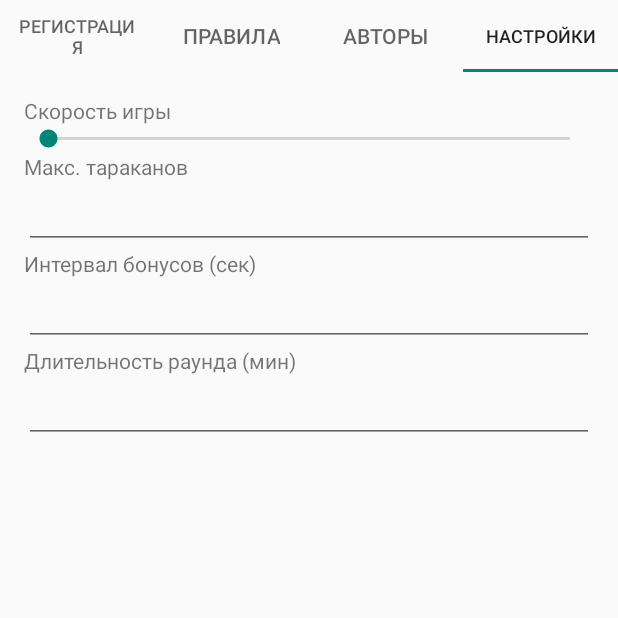
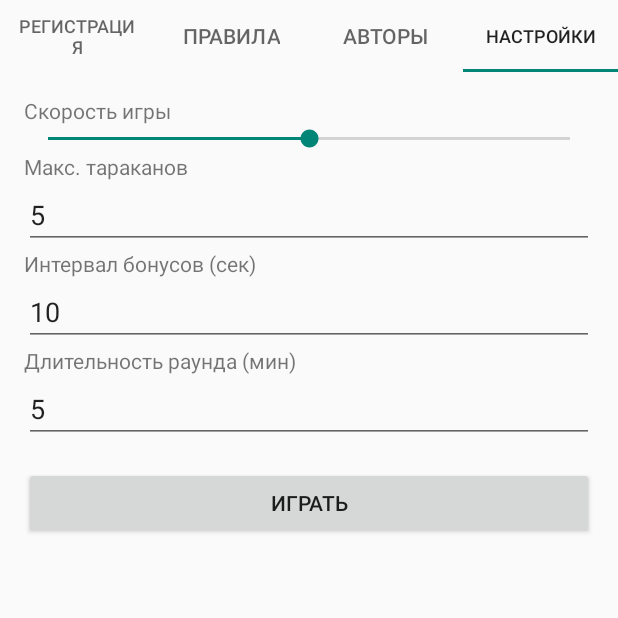
Before and after one commit to Hakiiiiii/PMY, an Android app built with Jetpack Compose: the screen it shows after launch (MainActivity), tab 4 chosen, on a phone screen of 412 x 824 dp, the top half of it. Run offline under Robolectric (Android 15) with nearby library versions, the phone set to English and light mode, and no system bars.

```diff
--- a/app/build.gradle.kts
+++ b/app/build.gradle.kts
@@ -49,6 +49,8 @@ dependencies {
     implementation(libs.androidx.compose.ui.graphics)
     implementation(libs.androidx.compose.ui.tooling.preview)
     implementation(libs.androidx.compose.material3)
+    implementation(libs.androidx.activity)
+    implementation(libs.androidx.constraintlayout)
     testImplementation(libs.junit)
     androidTestImplementation(libs.androidx.junit)
     androidTestImplementation(libs.androidx.espresso.core)
@@ -60,4 +62,7 @@ dependencies {
     implementation("androidx.viewpager2:viewpager2:1.1.0")
     implementation("com.google.android.material:material:1.13.0")
     implementation("androidx.fragment:fragment-ktx:1.8.9")
+    implementation("androidx.room:room-runtime:2.6.1")
+    annotationProcessor("androidx.room:room-compiler:2.6.1")
+    implementation("androidx.room:room-ktx:2.6.1")
 }
--- a/app/src/main/AndroidManifest.xml
+++ b/app/src/main/AndroidManifest.xml
@@ -10,10 +10,14 @@
         android:supportsRtl="true"
         android:theme="@style/Theme.HelloWorld">
         <activity
+            android:name=".GameActivity"
+            android:exported="false" />
+        <activity
             android:name=".MainActivity"
             android:exported="true">
             <intent-filter>
                 <action android:name="android.intent.action.MAIN" />
+
                 <category android:name="android.intent.category.LAUNCHER" />
             </intent-filter>
         </activity>
--- a/app/src/main/java/com/example/helloworld/MainActivity.kt
+++ b/app/src/main/java/com/example/helloworld/MainActivity.kt
@@ -31,6 +31,9 @@ class MainActivity : AppCompatActivity() {
                 else -> ""
             }
         }.attach()
+
+        val selectedTab = intent.getIntExtra("selected_tab", 0)
+        viewPager.currentItem = selectedTab
     }
 }
 
--- a/app/src/main/java/com/example/helloworld/SettingsFragment.kt
+++ b/app/src/main/java/com/example/helloworld/SettingsFragment.kt
@@ -1,16 +1,74 @@
+import com.example.helloworld.R
+import android.content.Context
+import android.content.Intent
+import android.content.SharedPreferences
 import android.os.Bundle
 import android.view.LayoutInflater
 import android.view.View
 import android.view.ViewGroup
+import android.widget.*
 import androidx.fragment.app.Fragment
-import com.example.helloworld.R
+import com.example.helloworld.GameActivity
 
 class SettingsFragment : Fragment() {
+
+    private lateinit var sharedPref: SharedPreferences
 
     override fun onCreateView(
         inflater: LayoutInflater, container: ViewGroup?,
         savedInstanceState: Bundle?
     ): View? {
-        return inflater.inflate(R.layout.fragment_settings, container, false)
+        val view = inflater.inflate(R.layout.fragment_settings, container, false)
+
+        sharedPref = requireActivity().getSharedPreferences("game_prefs", Context.MODE_PRIVATE)
+
+        val sbSpeed = view.findViewById<SeekBar>(R.id.sbSpeed)
+        val etMaxRoaches = view.findViewById<EditText>(R.id.etMaxRoaches)
+        val etBonusInterval = view.findViewById<EditText>(R.id.etBonusInterval)
+        val etRoundDuration = view.findViewById<EditText>(R.id.etRoundDuration)
+        val btnPlay = view.findViewById<Button>(R.id.btnPlay)
+
+
+        sbSpeed.progress = sharedPref.getInt("speed", 5)
+        etMaxRoaches.setText(sharedPref.getInt("max_roaches", 5).toString())
+        etBonusInterval.setText(sharedPref.getInt("bonus_interval", 10).toString())
+        etRoundDuration.setText(sharedPref.getInt("round_duration", 5).toString())
+
+
+        sbSpeed.setOnSeekBarChangeListener(object : SeekBar.OnSeekBarChangeListener {
+            override fun onProgressChanged(seekBar: SeekBar?, progress: Int, fromUser: Boolean) {
+                sharedPref.edit().putInt("speed", progress).apply()
+            }
+            override fun onStartTrackingTouch(seekBar: SeekBar?) {}
+            override fun onStopTrackingTouch(seekBar: SeekBar?) {}
+        })
+
+        etMaxRoaches.setOnFocusChangeListener { _, hasFocus ->
+            if (!hasFocus) {
+                val value = etMaxRoaches.text.toString().toIntOrNull() ?: 5
+                sharedPref.edit().putInt("max_roaches", value).apply()
+            }
+        }
+
+        etBonusInterval.setOnFocusChangeListener { _, hasFocus ->
+            if (!hasFocus) {
+                val value = etBonusInterval.text.toString().toIntOrNull() ?: 10
+                sharedPref.edit().putInt("bonus_interval", value).apply()
+            }
+        }
+
+        etRoundDuration.setOnFocusChangeListener { _, hasFocus ->
+            if (!hasFocus) {
+                val value = etRoundDuration.text.toString().toIntOrNull() ?: 5
+                sharedPref.edit().putInt("round_duration", value).apply()
+            }
+        }
+
+        btnPlay.setOnClickListener {
+            val intent = Intent(requireActivity(), GameActivity::class.java)
+            startActivity(intent)
+        }
+
+        return view
     }
 }
--- a/app/src/main/res/layout/fragment_settings.xml
+++ b/app/src/main/res/layout/fragment_settings.xml
@@ -60,4 +60,11 @@
         android:inputType="number"
         tools:ignore="LabelFor" />
 
+    <Button
+        android:id="@+id/btnPlay"
+        android:layout_width="match_parent"
+        android:layout_height="wrap_content"
+        android:text="Играть"
+        android:layout_marginTop="16dp" />
+
 </LinearLayout>
```
Also changed, not shown: app/src/main/java/com/example/helloworld/GameActivity.kt (added, +150 -0 lines), app/src/main/res/layout/activity_game.xml (added, +36 -0 lines), app/src/main/res/layout/fragment_registration.xml (+8 -8 lines), app/src/main/res/menu/game_menu.xml (added, +12 -0 lines), app/src/main/res/drawable/bug3.png (added), app/src/main/res/mipmap-xxhdpi/game_background2.png (added), app/src/main/res/mipmap-xxhdpi/game_background3.png (added), app/src/main/res/mipmap-xxxhdpi/game_background.png (added), 1 other file.
